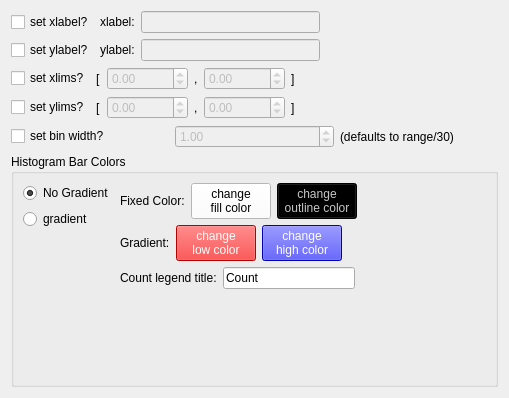
Qt form histogram_page.ui (gdietz/OpenMEE) before a commit.
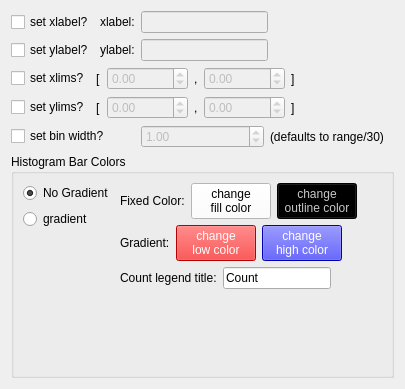
The same form after that commit.

Diff of the .ui file:
```diff
--- a/histogram_page.ui
+++ b/histogram_page.ui
@@ -6,8 +6,8 @@
    <rect>
     <x>0</x>
     <y>0</y>
-    <width>509</width>
-    <height>398</height>
+    <width>405</width>
+    <height>389</height>
    </rect>
   </property>
   <property name="windowTitle">
```
Left out of the diff: 10 changed lines with no effect on the pictures.
